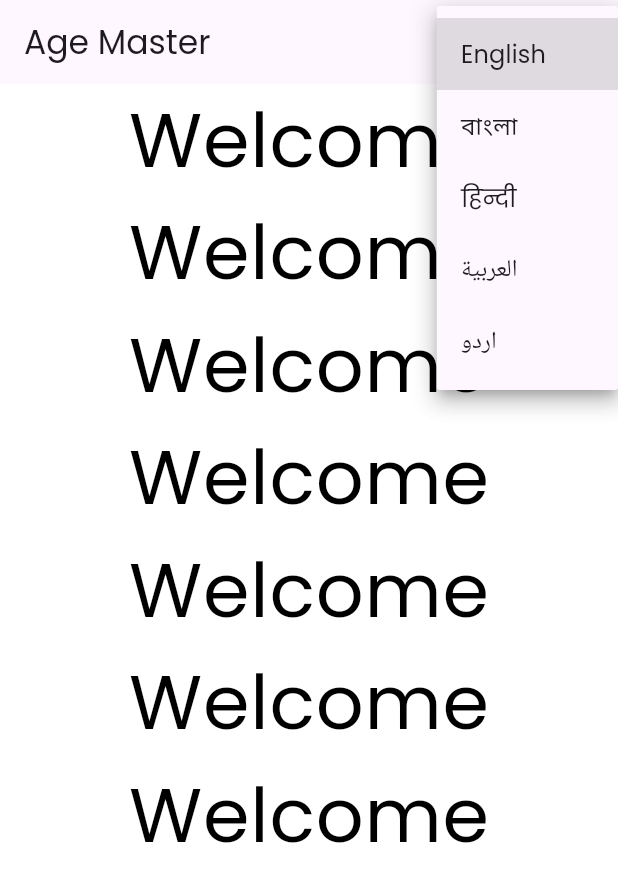
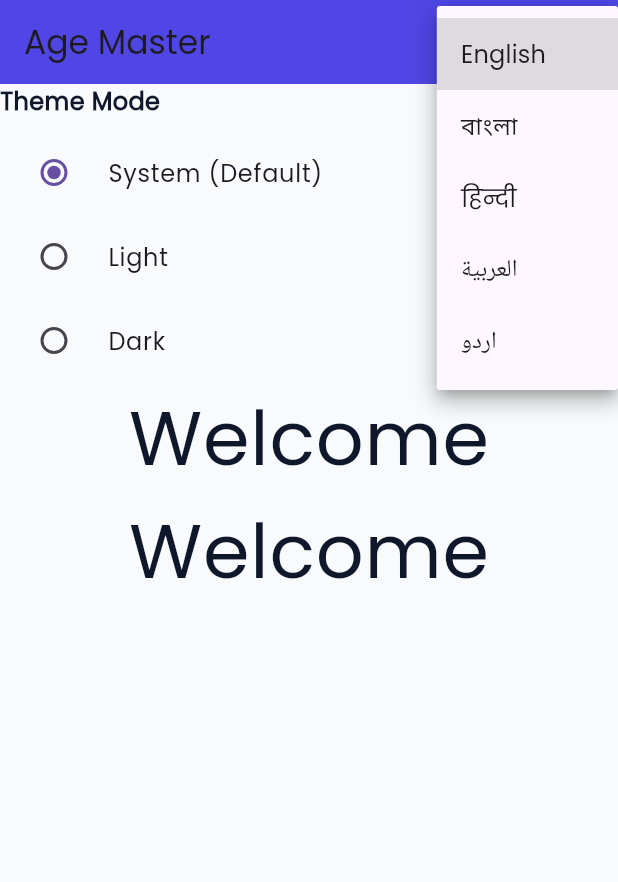
Before and after one commit to alhasann351/age_master, a Flutter app: the screen it shows after launch, after a tap on "English", on a phone screen of 412 x 824 dp. Shown: the top 882 px of the screen. Run offline on Flutter 3.47's test engine with Material 3 defaults, Android fonts, the phone set to English and light mode, and no system bars; our stand-ins replace get, get_storage.

Commit message:
theme mode add

```diff
--- a/lib/core/binding/initial_binding.dart
+++ b/lib/core/binding/initial_binding.dart
@@ -1,6 +1,10 @@
 import 'package:get/get.dart';
+
+import '../controllers/theme_controller.dart';
 
 class InitialBinding extends Bindings {
   @override
-  void dependencies() {}
+  void dependencies() {
+    Get.put<ThemeController>(ThemeController(), permanent: true);
+  }
 }
--- a/lib/core/constants/storage_keys.dart
+++ b/lib/core/constants/storage_keys.dart
@@ -1,3 +1,4 @@
 class StorageKeys {
   static const String locale = 'locale';
+  static const String themeMode = 'theme_mode';
 }
--- /dev/null
+++ b/lib/core/controllers/theme_controller.dart
@@ -0,0 +1,42 @@
+import 'package:flutter/material.dart';
+import 'package:get/get.dart';
+import 'package:get_storage/get_storage.dart';
+
+import '../constants/storage_keys.dart';
+
+class ThemeController extends GetxController {
+  final GetStorage _box = GetStorage();
+
+  // 0 = system, 1 = light, 2 = dark
+  final RxInt _selectedIndex = 0.obs;
+
+  int get selectedIndex => _selectedIndex.value;
+
+  ThemeMode get themeMode {
+    switch (_selectedIndex.value) {
+      case 1:
+        return ThemeMode.light;
+      case 2:
+        return ThemeMode.dark;
+      case 0:
+      default:
+        return ThemeMode.system;
+    }
+  }
+
+  Future<ThemeController> init() async {
+    final saved = _box.read(StorageKeys.themeMode);
+    if (saved is int && saved >= 0 && saved <= 2) {
+      _selectedIndex.value = saved;
+    } else {
+      _selectedIndex.value = 0; // default system
+    }
+    return this;
+  }
+
+  void setThemeModeIndex(int index) {
+    if (index < 0 || index > 2) return;
+    _selectedIndex.value = index;
+    _box.write(StorageKeys.themeMode, index);
+  }
+}
--- a/lib/core/themes/app_theme.dart
+++ b/lib/core/themes/app_theme.dart
@@ -1,30 +1,60 @@
 import 'package:flutter/material.dart';
+
+import '../constants/app_colors.dart';
 
 class AppTheme {
   static ThemeData light({required String fontFamily}) {
     return ThemeData(
+      useMaterial3: true,
       brightness: Brightness.light,
-      primaryColor: Colors.blue,
-      scaffoldBackgroundColor: Colors.white,
       fontFamily: fontFamily,
+      scaffoldBackgroundColor: AppColors.lightScaffoldBackgroundColor,
+      appBarTheme: const AppBarTheme(
+        backgroundColor: AppColors.lightPrimaryColor,
+      ),
+      cardColor: AppColors.lightCardColor,
+      dividerColor: AppColors.cardBorderColor,
       textTheme: TextTheme(
-        bodySmall: TextStyle(fontFamily: fontFamily, color: Colors.black),
-        bodyMedium: TextStyle(fontFamily: fontFamily, color: Colors.black),
-        bodyLarge: TextStyle(fontFamily: fontFamily, color: Colors.black),
+        bodySmall: TextStyle(
+          fontFamily: fontFamily,
+          color: AppColors.lightPrimaryTextColor,
+        ),
+        bodyMedium: TextStyle(
+          fontFamily: fontFamily,
+          color: AppColors.lightPrimaryTextColor,
+        ),
+        bodyLarge: TextStyle(
+          fontFamily: fontFamily,
+          color: AppColors.lightPrimaryTextColor,
+        ),
       ),
     );
   }
 
   static ThemeData dark({required String fontFamily}) {
     return ThemeData(
+      useMaterial3: true,
       brightness: Brightness.dark,
-      primaryColor: Colors.teal,
-      scaffoldBackgroundColor: Colors.black,
       fontFamily: fontFamily,
+      scaffoldBackgroundColor: AppColors.darkScaffoldBackgroundColor,
+      appBarTheme: const AppBarTheme(
+        backgroundColor: AppColors.darkPrimaryColor,
+      ),
+      cardColor: AppColors.darkCardColor,
+      dividerColor: AppColors.cardBorderColor.withOpacity(0.25),
       textTheme: TextTheme(
-        bodySmall: TextStyle(fontFamily: fontFamily, color: Colors.white),
-        bodyMedium: TextStyle(fontFamily: fontFamily, color: Colors.white),
-        bodyLarge: TextStyle(fontFamily: fontFamily, color: Colors.white),
+        bodySmall: TextStyle(
+          fontFamily: fontFamily,
+          color: AppColors.darkPrimaryTextColor,
+        ),
+        bodyMedium: TextStyle(
+          fontFamily: fontFamily,
+          color: AppColors.darkPrimaryTextColor,
+        ),
+        bodyLarge: TextStyle(
+          fontFamily: fontFamily,
+          color: AppColors.darkPrimaryTextColor,
+        ),
       ),
     );
   }
--- /dev/null
+++ b/lib/core/widgets/theme_mode_selector.dart
@@ -0,0 +1,45 @@
+import 'package:flutter/material.dart';
+import 'package:get/get.dart';
+
+import '../controllers/theme_controller.dart';
+
+class ThemeModeSelector extends StatelessWidget {
+  const ThemeModeSelector({super.key});
+
+  @override
+  Widget build(BuildContext context) {
+    final controller = Get.find<ThemeController>();
+
+    return Obx(() {
+      return Column(
+        crossAxisAlignment: CrossAxisAlignment.start,
+        children: [
+          const Text(
+            'Theme Mode',
+            style: TextStyle(fontSize: 16, fontWeight: FontWeight.w600),
+          ),
+          const SizedBox(height: 8),
+
+          RadioListTile<int>(
+            value: 0,
+            groupValue: controller.selectedIndex,
+            onChanged: (v) => controller.setThemeModeIndex(v ?? 0),
+            title: const Text('System (Default)'),
+          ),
+          RadioListTile<int>(
+            value: 1,
+            groupValue: controller.selectedIndex,
+            onChanged: (v) => controller.setThemeModeIndex(v ?? 1),
+            title: const Text('Light'),
+          ),
+          RadioListTile<int>(
+            value: 2,
+            groupValue: controller.selectedIndex,
+            onChanged: (v) => controller.setThemeModeIndex(v ?? 2),
+            title: const Text('Dark'),
+          ),
+        ],
+      );
+    });
+  }
+}
--- a/lib/main.dart
+++ b/lib/main.dart
@@ -3,6 +3,7 @@ import 'package:get/get.dart';
 import 'package:get_storage/get_storage.dart';
 
 import 'core/controllers/language_controller.dart';
+import 'core/controllers/theme_controller.dart';
 import 'core/localization/app_translations.dart';
 import 'core/themes/app_theme.dart';
 import 'routes/app_pages.dart';
@@ -10,11 +11,15 @@ import 'routes/app_routes.dart';
 
 void main() async {
   WidgetsFlutterBinding.ensureInitialized();
-
   await GetStorage.init();
 
   await Get.putAsync<LanguageController>(
     () => LanguageController().init(),
+    permanent: true,
+  );
+
+  await Get.putAsync<ThemeController>(
+    () => ThemeController().init(),
     permanent: true,
   );
 
@@ -27,6 +32,7 @@ class MyApp extends StatelessWidget {
   @override
   Widget build(BuildContext context) {
     final langController = Get.find<LanguageController>();
+    final themeController = Get.find<ThemeController>();
 
     return Obx(() {
       final font = langController.fontFamily;
@@ -37,9 +43,13 @@ class MyApp extends StatelessWidget {
         translations: AppTranslations(),
         locale: langController.locale,
         fallbackLocale: const Locale('en', 'US'),
+
         theme: AppTheme.light(fontFamily: font),
         darkTheme: AppTheme.dark(fontFamily: font),
-        themeMode: ThemeMode.system,
+
+        // ✅ Reactive theme mode (System/Light/Dark)
+        themeMode: themeController.themeMode,
+
         initialRoute: AppPages.initial,
         getPages: AppRoutes.appRoutes(),
       );
--- a/lib/modules/splash/view/splash_view.dart
+++ b/lib/modules/splash/view/splash_view.dart
@@ -2,6 +2,7 @@ import 'package:flutter/material.dart';
 import 'package:get/get.dart';
 
 import '../../../core/controllers/language_controller.dart';
+import '../../../core/widgets/theme_mode_selector.dart';
 
 class SplashView extends GetView<LanguageController> {
   const SplashView({super.key});
@@ -38,36 +39,7 @@ class SplashView extends GetView<LanguageController> {
       body: Center(
         child: Column(
           children: [
-            Text(
-              'welcome'.tr,
-              style: Theme.of(
-                context,
-              ).textTheme.bodyLarge?.copyWith(fontSize: 50),
-            ),
-            Text(
-              'welcome'.tr,
-              style: Theme.of(
-                context,
-              ).textTheme.bodyLarge?.copyWith(fontSize: 50),
-            ),
-            Text(
-              'welcome'.tr,
-              style: Theme.of(
-                context,
-              ).textTheme.bodyLarge?.copyWith(fontSize: 50),
-            ),
-            Text(
-              'welcome'.tr,
-              style: Theme.of(
-                context,
-              ).textTheme.bodyLarge?.copyWith(fontSize: 50),
-            ),
-            Text(
-              'welcome'.tr,
-              style: Theme.of(
-                context,
-              ).textTheme.bodyLarge?.copyWith(fontSize: 50),
-            ),
+            const ThemeModeSelector(),
             Text(
               'welcome'.tr,
               style: Theme.of(
```
